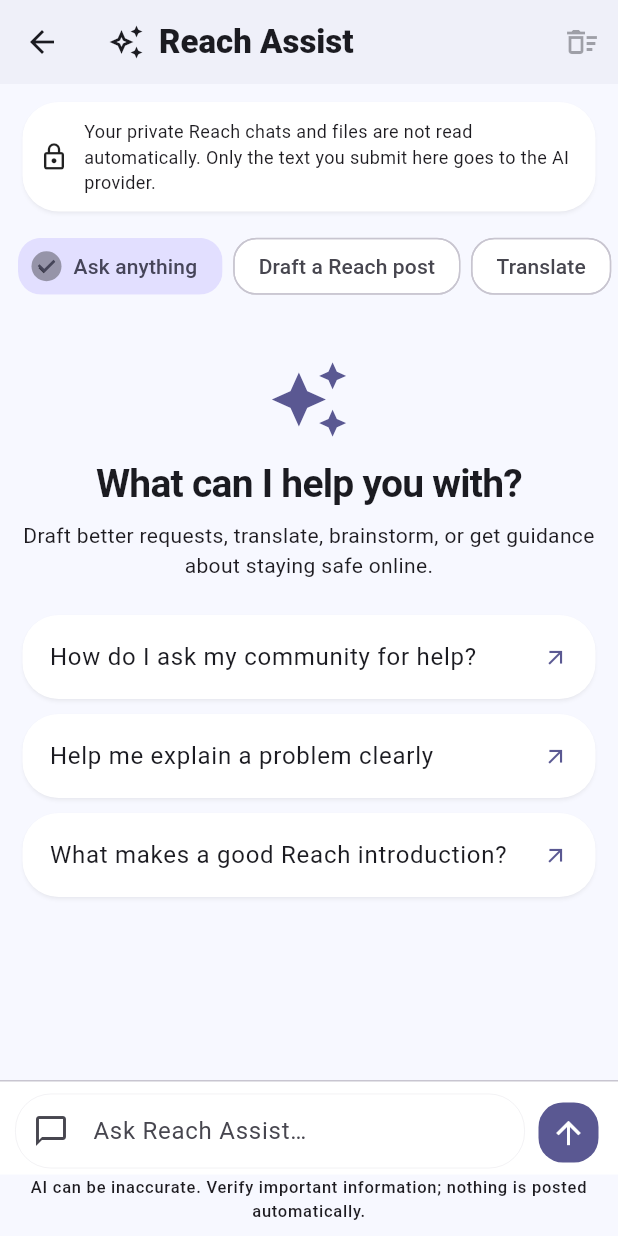
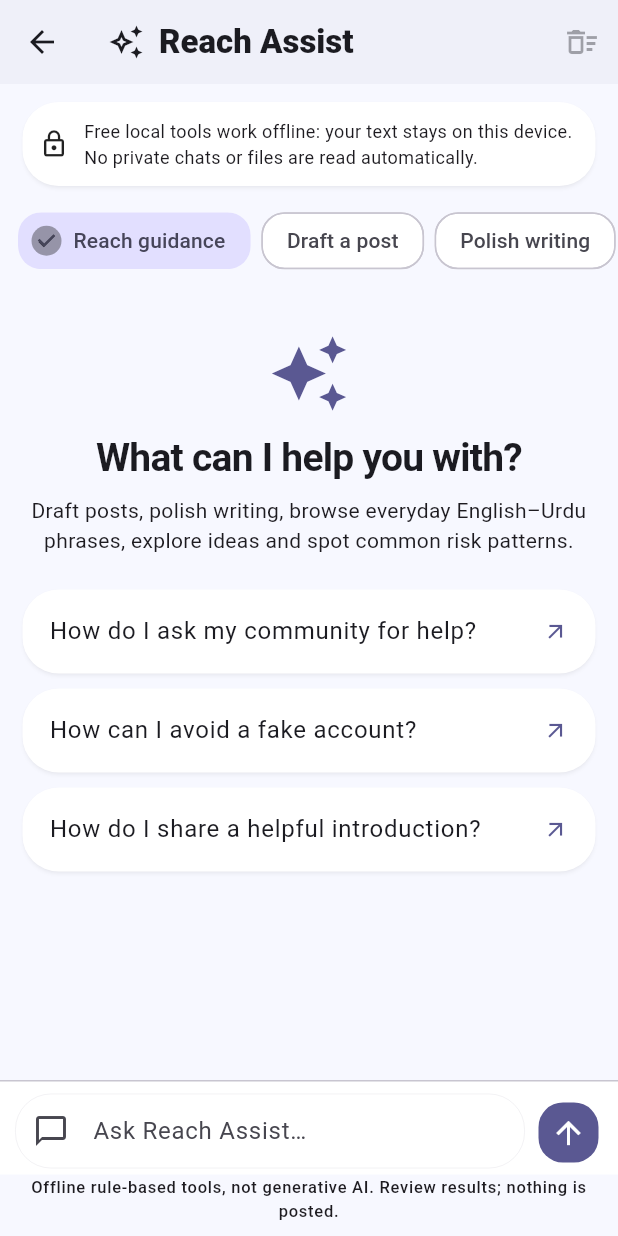
Before and after one commit to a4aiapp-pixel/Reach, a Flutter app: the ReachAssistPage screen opened directly, after a tap on the "arrow upward" icon, on a phone screen of 412 x 824 dp. Run offline on Flutter 3.47's test engine with Material 3 defaults, Android fonts, the phone set to English and light mode, and no system bars; our stand-ins replace file_picker, firebase_core, firebase_messaging, geolocator, share_plus, shared_preferences and 2 more; missing offline and left inert: flutter_webrtc; accounts and stored records are empty.

Commit message:
Make Reach Assist free/offline by default; opt-in cloud provider and graceful local fallback

```diff
--- a/lib/reach_assist.dart
+++ b/lib/reach_assist.dart
@@ -2,6 +2,8 @@ import 'package:flutter/material.dart';
 import 'package:flutter/services.dart';
 import 'package:share_plus/share_plus.dart';
 import 'package:supabase_flutter/supabase_flutter.dart';
+import 'config.dart';
+import 'reach_local_assist.dart';
 
 /// Reach Assist only receives the text explicitly submitted in this panel.
 /// Conversations stay in memory; they are not saved to a user profile or
@@ -12,8 +14,8 @@ class ReachAssistPage extends StatefulWidget {
 }
 
 class _ReachAssistMessage {
-  const _ReachAssistMessage(this.role,this.text);
-  final String role,text;
+  const _ReachAssistMessage(this.role,this.text,{this.source='local'});
+  final String role,text,source;
 }
 
 class _ReachAssistPageState extends State<ReachAssistPage> {
@@ -21,20 +23,20 @@ class _ReachAssistPageState extends State<ReachAssistPage> {
   final scroll=ScrollController();
   final history=<_ReachAssistMessage>[];
   bool responding=false;
+  bool cloudMode=false,cloudConsent=false;
   String mode='chat';
   String? errorText;
-  static const modes=<String,String>{
-    'chat':'Ask anything',
-    'draft':'Draft a Reach post',
-    'translate':'Translate',
-    'safety':'Check safety',
-    'ideas':'Explore ideas',
-  };
+  static const modes=ReachLocalAssist.modes;
   static const hints=<String,List<String>>{
     'chat':[
       'How do I ask my community for help?',
-      'Help me explain a problem clearly',
-      'What makes a good Reach introduction?',
+      'How can I avoid a fake account?',
+      'How do I share a helpful introduction?',
+    ],
+    'polish':[
+      'pls help me with excel i dont understand it',
+      'hi i can teach math pls msg me',
+      'im available tomorrow if u need help',
     ],
     'draft':[
       'Write a friendly request for help with home repairs',
@@ -42,9 +44,9 @@ class _ReachAssistPageState extends State<ReachAssistPage> {
       'Help me make this request shorter',
     ],
     'translate':[
-      'Translate this message to Urdu',
-      'Translate this message to English',
-      'Explain this sentence in simple language',
+      'Show common Reach phrases in English and Urdu',
+      'How do I say thank you in Urdu?',
+      'What is an offline phrasebook?',
     ],
     'safety':[
       'How can I identify a fake account?',
@@ -75,42 +77,73 @@ class _ReachAssistPageState extends State<ReachAssistPage> {
     });
   }
 
-  Future<void> submit()async{
+  Future<void> submit()async {
     if(responding)return;
     final message=prompt.text.trim();
     if(message.isEmpty)return;
-    if(message.length>1800){
+    if(message.length>1800) {
       showFeedback('Limit your message to 1,800 characters.');
+      return;
+    }
+    if(cloudMode&&!cloudConsent){
+      showFeedback('Please agree to send this message to the cloud AI provider.');
       return;
     }
     final previous=history.reversed.take(6).toList().reversed
       .map((m)=><String,String>{
-        'role':m.role,'content':m.text.length>650?m.text.substring(0,650):m.text,
+        'role':m.role,
+        'content':m.text.length>650?m.text.substring(0,650):m.text,
       }).toList();
     setState((){
       history.add(_ReachAssistMessage('user',message));
-      responding=true;errorText=null;prompt.clear();
+      responding=true;
+      errorText=null;
+      prompt.clear();
     });
     moveDown();
+    if(!cloudMode) {
+      // Always usable, no internet access, model charges, tokens or user data
+      // sent to any AI provider.
+      final answer=ReachLocalAssist.respond(mode,message);
+      if(mounted){
+        setState((){
+          history.add(_ReachAssistMessage('assistant',answer));
+          responding=false;
+        });
+        moveDown();
+      }
+      return;
+    }
     try{
+      // Cloud mode requires an explicit build-time flag AND opt-in on every
+      // message. The backend itself rejects requests without provider secrets.
+      if(!AppConfig.aiEnabled)throw StateError('Cloud AI is disabled.');
       final response=await Supabase.instance.client.functions.invoke('reach-assist',
-        body:<String,dynamic>{
-          'message':message,'mode':mode,'history':previous,
-        });
+        body:<String,dynamic>{'message':message,'mode':mode,'history':previous});
       final data=response.data;
       if(data is! Map || data['answer'] is! String){
-        throw StateError('Reach Assist is temporarily unavailable. Try later.');
+        throw StateError('Cloud AI unavailable.');
       }
       if(mounted){
-        setState((){history.add(_ReachAssistMessage('assistant',data['answer'] as String));});
+        setState((){
+          history.add(_ReachAssistMessage('assistant',
+            data['answer'] as String,source:'cloud'));
+          cloudConsent=false;
+        });
         moveDown();
       }
-    }catch(e){
+    }catch(_){
+      // Cloud failures never block a free local response.
       if(mounted){
         setState((){
-          errorText='Reach Assist could not answer. Your message was not shared '
-            'with other Reach members. You can retry.';
+          history.add(_ReachAssistMessage('assistant',
+            ReachLocalAssist.respond(mode,message)));
+          errorText='Cloud AI is unavailable. Local smart tools answered instead. '
+            'No payment was requested.';
+          cloudMode=false;
+          cloudConsent=false;
         });
+        moveDown();
       }
     }finally{
       if(mounted)setState(()=>responding=false);
@@ -137,7 +170,8 @@ class _ReachAssistPageState extends State<ReachAssistPage> {
                 child:Row(mainAxisSize:MainAxisSize.min,children:[
                   Icon(Icons.auto_awesome,color:scheme.primary,size:17),
                   const SizedBox(width:5),
-                  Text('Reach Assist · AI',style:Theme.of(context).textTheme.labelMedium),
+                  Text(value.source=='cloud'?'Reach Assist · Cloud AI':'Reach Assist · Local tools',
+                    style:Theme.of(context).textTheme.labelMedium),
                 ])),
               SelectableText(value.text),
               if(!mine)Row(mainAxisSize:MainAxisSize.min,children:[
@@ -173,7 +207,7 @@ class _ReachAssistPageState extends State<ReachAssistPage> {
         Expanded(child:Text('Reach Assist')),
       ]),
       actions:[
-        IconButton(tooltip:'Clear private AI conversation',
+        IconButton(tooltip:'Clear assistant conversation',
           icon:const Icon(Icons.delete_sweep_outlined),
           onPressed:history.isEmpty?null:(){
             setState((){
@@ -191,11 +225,32 @@ class _ReachAssistPageState extends State<ReachAssistPage> {
             const Icon(Icons.lock_outline,size:20),
             const SizedBox(width:10),
             const Expanded(child:Text(
-              'Your private Reach chats and files are not read automatically. '
-              'Only the text you submit here goes to the AI provider.',
+              'Free local tools work offline: your text stays on this device. '
+              'No private chats or files are read automatically.',
               style:TextStyle(fontSize:12))),
           ]),
         )),
+      ),
+      if(AppConfig.aiEnabled)Padding(
+        padding:const EdgeInsets.symmetric(horizontal:15,vertical:4),
+        child:Column(children:[
+          SwitchListTile.adaptive(
+            contentPadding:EdgeInsets.zero,
+            title:const Text('Optional cloud AI'),
+            subtitle:const Text('Off by default. Local tools remain free.'),
+            value:cloudMode,
+            onChanged:(v)=>setState((){
+              cloudMode=v;
+              cloudConsent=false;
+            })),
+          if(cloudMode)CheckboxListTile(
+            contentPadding:EdgeInsets.zero,
+            title:const Text('Send only this message and up to six recent '
+              'assistant turns to the configured AI provider'),
+            subtitle:const Text('Do not include passwords, IDs or private chats.'),
+            value:cloudConsent,
+            onChanged:(v)=>setState(()=>cloudConsent=v??false)),
+        ]),
       ),
       SizedBox(height:47,child:ListView(
         scrollDirection:Axis.horizontal,
@@ -225,8 +280,8 @@ class _ReachAssistPageState extends State<ReachAssistPage> {
               textAlign:TextAlign.center,
               style:Theme.of(context).textTheme.headlineSmall),
             const SizedBox(height:7),
-            const Text('Draft better requests, translate, brainstorm, or '
-              'get guidance about staying safe online.',
+            const Text('Draft posts, polish writing, browse everyday '
+              'English–Urdu phrases, explore ideas and spot common risk patterns.',
               textAlign:TextAlign.center),
             const SizedBox(height:18),
             for(final example in hints[mode]??const <String>[])
@@ -242,7 +297,7 @@ class _ReachAssistPageState extends State<ReachAssistPage> {
               const SizedBox(width:12,height:12,
                 child:CircularProgressIndicator(strokeWidth:2)),
               const SizedBox(width:10),
-              Text('Preparing an AI response…',
+              Text(cloudMode?'Contacting optional cloud AI…':'Preparing local response…',
                 style:Theme.of(context).textTheme.bodySmall),
             ]),
           ),
@@ -274,7 +329,7 @@ class _ReachAssistPageState extends State<ReachAssistPage> {
           )),
           const SizedBox(width:5),
           IconButton.filled(
-            tooltip:'Send to Reach AI provider',
+            tooltip:cloudMode?'Send to optional cloud AI':'Run free local smart tool',
             onPressed:responding?null:submit,
             icon:const Icon(Icons.arrow_upward)),
         ]),
@@ -282,7 +337,9 @@ class _ReachAssistPageState extends State<ReachAssistPage> {
       Padding(
         padding:const EdgeInsets.fromLTRB(12,0,12,9),
         child:Text(
-          'AI can be inaccurate. Verify important information; nothing is posted automatically.',
+          cloudMode
+            ? 'Cloud AI can be inaccurate. Review results; no automatic posting.'
+            : 'Offline rule-based tools, not generative AI. Review results; nothing is posted.',
           textAlign:TextAlign.center,
           style:Theme.of(context).textTheme.labelSmall,
         ),
```
